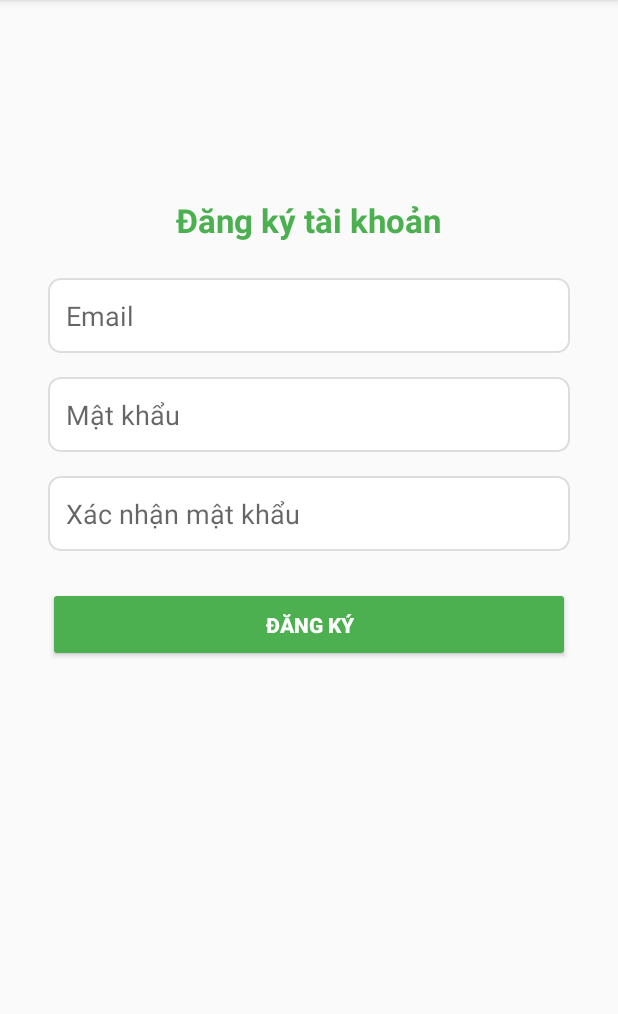
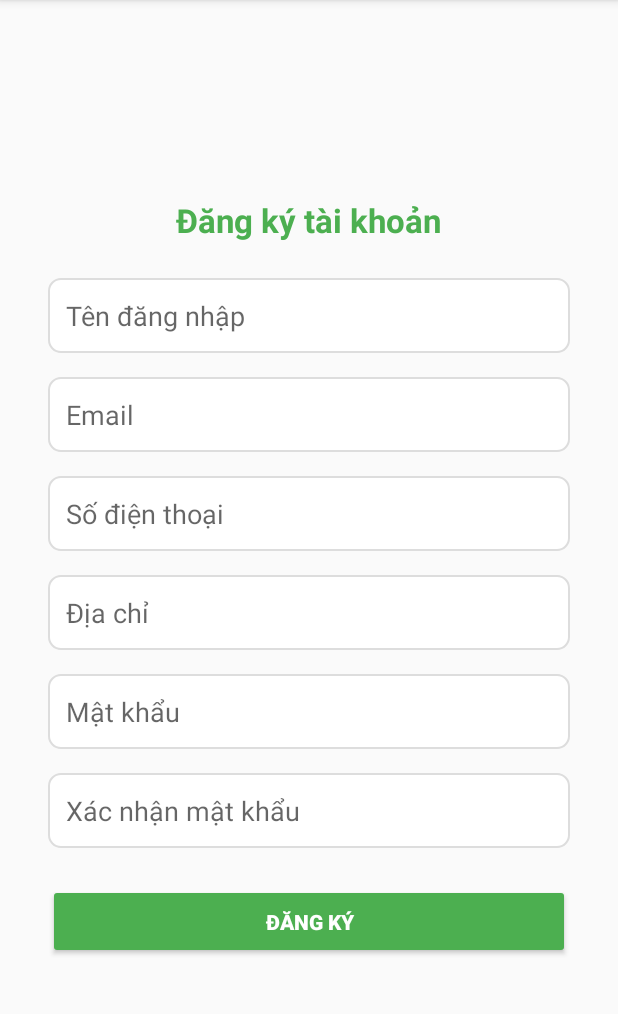
Before and after one commit to HaVuDong/Ha-Vu-Dong, an Android app: the RegisterActivity screen opened directly, with no data from a screen before it, on a phone screen of 412 x 824 dp, the part 84-1098 px from its top. Run offline under Robolectric (Android 15) with nearby library versions, the phone set to English and light mode, and no system bars.

Commit message:
chỉnh sửa giao diện register, tạo api, dùng api để lưu trữ data đăng ký, và gọi api lấy data để đăng nhập

```diff
--- a/app/build.gradle.kts
+++ b/app/build.gradle.kts
@@ -40,6 +40,7 @@ dependencies {
     implementation(libs.androidx.core.ktx)
     implementation("androidx.appcompat:appcompat:1.6.1")
     implementation("com.google.android.material:material:1.10.0")
+    implementation(libs.volley)
     testImplementation(libs.junit)
     androidTestImplementation(libs.androidx.junit)
     androidTestImplementation(libs.androidx.espresso.core)
--- a/app/src/main/AndroidManifest.xml
+++ b/app/src/main/AndroidManifest.xml
@@ -1,7 +1,7 @@
 <?xml version="1.0" encoding="utf-8"?>
 <manifest xmlns:android="http://schemas.android.com/apk/res/android"
     package="com.havudong.havudong">
-
+    <uses-permission android:name="android.permission.INTERNET" />
     <application
         android:allowBackup="true"
         android:label="MyLoginApp"
--- /dev/null
+++ b/app/src/main/res/drawable/baseline_remove_red_eye_24.xml
@@ -0,0 +1,5 @@
+<vector xmlns:android="http://schemas.android.com/apk/res/android" android:height="24dp" android:tint="#000000" android:viewportHeight="24" android:viewportWidth="24" android:width="24dp">
+
+    <path android:fillColor="@android:color/white" android:pathData="M12,4.5C7,4.5 2.73,7.61 1,12c1.73,4.39 6,7.5 11,7.5s9.27,-3.11 11,-7.5c-1.73,-4.39 -6,-7.5 -11,-7.5zM12,17c-2.76,0 -5,-2.24 -5,-5s2.24,-5 5,-5 5,2.24 5,5 -2.24,5 -5,5zM12,9c-1.66,0 -3,1.34 -3,3s1.34,3 3,3 3,-1.34 3,-3 -1.34,-3 -3,-3z"/>
+
+</vector>
--- a/app/src/main/res/layout/activity_login.xml
+++ b/app/src/main/res/layout/activity_login.xml
@@ -38,11 +38,11 @@
                 android:elevation="6dp">
 
                 <EditText
-                    android:id="@+id/etEmail"
+                    android:id="@+id/etUsername"
                     android:layout_width="match_parent"
                     android:layout_height="wrap_content"
-                    android:hint="Email"
-                    android:inputType="textEmailAddress"
+                    android:hint="Tên đăng nhập"
+                    android:inputType="textPersonName"
                     android:minHeight="48dp"
                     android:padding="12dp"
                     android:background="@drawable/edittext_background"
--- a/app/src/main/res/layout/activity_main.xml
+++ b/app/src/main/res/layout/activity_main.xml
@@ -9,13 +9,14 @@
     android:background="#ffffff">
 
     <TextView
+        android:id="@+id/tvWelcome"
         android:layout_width="wrap_content"
         android:layout_height="wrap_content"
-        android:id="@+id/tvWelcome"
-        android:text="Đã đăng nhập thành công!"
+        android:text="Chào mừng bạn"
         android:textSize="20sp"
         android:textColor="#000000"
         android:layout_marginBottom="20dp" />
+
 
     <Button
         android:id="@+id/btnBack"
--- a/app/src/main/res/layout/activity_register.xml
+++ b/app/src/main/res/layout/activity_register.xml
@@ -1,4 +1,3 @@
-<?xml version="1.0" encoding="utf-8"?>
 <ScrollView xmlns:android="http://schemas.android.com/apk/res/android"
     android:layout_width="match_parent"
     android:layout_height="match_parent"
@@ -23,6 +22,16 @@
             android:layout_marginBottom="24dp" />
 
         <EditText
+            android:id="@+id/etUsername"
+            android:layout_width="match_parent"
+            android:layout_height="50dp"
+            android:hint="Tên đăng nhập"
+            android:padding="12dp"
+            android:background="@drawable/edittext_background"
+            android:inputType="textPersonName"
+            android:layout_marginBottom="16dp" />
+
+        <EditText
             android:id="@+id/etEmail"
             android:layout_width="match_parent"
             android:layout_height="50dp"
@@ -30,6 +39,26 @@
             android:padding="12dp"
             android:background="@drawable/edittext_background"
             android:inputType="textEmailAddress"
+            android:layout_marginBottom="16dp" />
+
+        <EditText
+            android:id="@+id/etPhone"
+            android:layout_width="match_parent"
+            android:layout_height="50dp"
+            android:hint="Số điện thoại"
+            android:padding="12dp"
+            android:background="@drawable/edittext_background"
+            android:inputType="phone"
+            android:layout_marginBottom="16dp" />
+
+        <EditText
+            android:id="@+id/etAddress"
+            android:layout_width="match_parent"
+            android:layout_height="50dp"
+            android:hint="Địa chỉ"
+            android:padding="12dp"
+            android:background="@drawable/edittext_background"
+            android:inputType="textPostalAddress"
             android:layout_marginBottom="16dp" />
 
         <EditText
--- a/gradle/libs.versions.toml
+++ b/gradle/libs.versions.toml
@@ -5,12 +5,14 @@ coreKtx = "1.15.0"
 junit = "4.13.2"
 junitVersion = "1.2.1"
 espressoCore = "3.6.1"
+volley = "1.2.1"
 
 [libraries]
 androidx-core-ktx = { group = "androidx.core", name = "core-ktx", version.ref = "coreKtx" }
 junit = { group = "junit", name = "junit", version.ref = "junit" }
 androidx-junit = { group = "androidx.test.ext", name = "junit", version.ref = "junitVersion" }
 androidx-espresso-core = { group = "androidx.test.espresso", name = "espresso-core", version.ref = "espressoCore" }
+volley = { group = "com.android.volley", name = "volley", version.ref = "volley" }
 
 [plugins]
 android-application = { id = "com.android.application", version.ref = "agp" }
```
Also changed, not shown: app/src/main/java/com/havudong/havudong/LoginActivity.java (+62 -17 lines), app/src/main/java/com/havudong/havudong/MainActivity.java (+10 -6 lines), app/src/main/java/com/havudong/havudong/RegisterActivity.java (+55 -11 lines).
